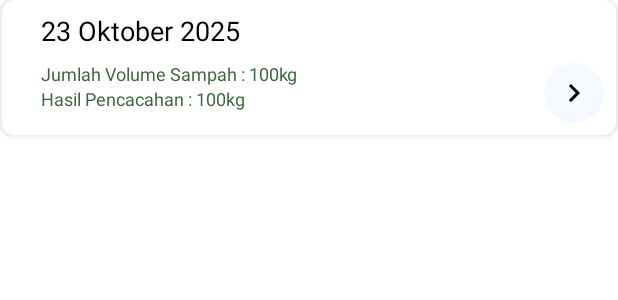
After one commit to Haikalimanf/WeGot, an Android app: the layout item_card_history_pencacahan.xml on its own in the app's theme, with its tools: preview values and no code run, on a phone screen of 412 x 824 dp. The commit adds this screen. Shown: the top 300 px of the screen. Run offline under Robolectric (Android 15) with nearby library versions, the phone set to English and light mode, and no system bars; network calls fail.

Commit message:
feat: implement history tracking feature with RecyclerView and line chart

```diff
--- a/app/build.gradle.kts
+++ b/app/build.gradle.kts
@@ -80,4 +80,7 @@ dependencies {
     implementation(libs.converter.gson)
     implementation(libs.logging.interceptor)
 
+    // Grafik - Data2viz
+    implementation("com.diogobernardino:williamchart:3.10.1")
+
 }
--- /dev/null
+++ b/app/src/main/res/layout/item_card_history_pencacahan.xml
@@ -0,0 +1,75 @@
+<?xml version="1.0" encoding="utf-8"?>
+<androidx.cardview.widget.CardView
+    xmlns:android="http://schemas.android.com/apk/res/android"
+    xmlns:app="http://schemas.android.com/apk/res-auto"
+    xmlns:tools="http://schemas.android.com/tools"
+    android:layout_width="match_parent"
+    android:layout_height="90dp"
+    android:layout_marginBottom="12sp"
+    android:layout_marginStart="1dp"
+    android:layout_marginEnd="1dp"
+    app:cardCornerRadius="8dp"
+    android:elevation="4dp">
+
+
+    <androidx.constraintlayout.widget.ConstraintLayout
+        android:layout_width="match_parent"
+        android:layout_height="match_parent"
+        android:background="@color/white">
+
+        <androidx.appcompat.widget.AppCompatTextView
+            android:id="@+id/appCompatTextView4"
+            android:layout_width="wrap_content"
+            android:layout_height="wrap_content"
+            android:layout_marginStart="26dp"
+            android:layout_marginTop="8dp"
+            android:text="23 Oktober 2025"
+            android:textColor="@color/black"
+            android:textSize="18sp"
+            app:layout_constraintStart_toStartOf="parent"
+            app:layout_constraintTop_toTopOf="parent" />
+
+
+        <androidx.appcompat.widget.AppCompatTextView
+            android:id="@+id/tvJumlahVolumeSampah"
+            android:layout_width="wrap_content"
+            android:layout_height="wrap_content"
+            android:layout_marginTop="8dp"
+            android:text="Jumlah Volume Sampah : 100kg"
+            android:textColor="@color/dark_green"
+            android:textSize="12sp"
+            app:layout_constraintStart_toStartOf="@+id/appCompatTextView4"
+            app:layout_constraintTop_toBottomOf="@+id/appCompatTextView4" />
+
+        <androidx.appcompat.widget.AppCompatTextView
+            android:id="@+id/tvHasilPencacahan"
+            android:layout_width="141dp"
+            android:layout_height="21dp"
+            android:text="Hasil Pencacahan : 100kg"
+            android:textColor="@color/dark_green"
+            android:textSize="12sp"
+            app:layout_constraintStart_toStartOf="@+id/tvJumlahVolumeSampah"
+            app:layout_constraintTop_toBottomOf="@+id/tvJumlahVolumeSampah" />
+
+        <FrameLayout
+            android:id="@+id/img_notification"
+            android:layout_width="wrap_content"
+            android:layout_height="wrap_content"
+            android:background="@drawable/bg_circle_notification"
+            android:padding="8dp"
+            android:layout_marginBottom="@dimen/dimen_margin_8"
+            android:layout_marginEnd="@dimen/dimen_margin_8"
+            app:layout_constraintBottom_toBottomOf="parent"
+            app:layout_constraintEnd_toEndOf="parent">
+
+            <ImageView
+                android:id="@+id/imageView"
+                android:layout_width="wrap_content"
+                android:layout_height="wrap_content"
+                android:contentDescription="Notification"
+                android:src="@drawable/ic_arrow_right" />
+        </FrameLayout>
+
+    </androidx.constraintlayout.widget.ConstraintLayout>
+
+</androidx.cardview.widget.CardView>
--- a/app/src/main/res/layout/item_card_prediksi_siklus.xml
+++ b/app/src/main/res/layout/item_card_prediksi_siklus.xml
@@ -1,5 +1,3 @@
-<!-- xml -->
-<!-- File: `app/src/main/res/layout/item_card_dashboard_prediksi.xml` -->
 <androidx.cardview.widget.CardView
     xmlns:android="http://schemas.android.com/apk/res/android"
     xmlns:app="http://schemas.android.com/apk/res-auto"
--- a/settings.gradle.kts
+++ b/settings.gradle.kts
@@ -15,6 +15,9 @@ dependencyResolutionManagement {
     repositoriesMode.set(RepositoriesMode.FAIL_ON_PROJECT_REPOS)
     repositories {
         google()
+        maven {
+            url = uri("https://maven.pkg.jetbrains.space/data2viz/p/maven/dev")
+        }
         mavenCentral()
     }
 }
```
Also changed, not shown: app/src/main/java/com/codelabs/wegot/model/local/data/HistoryItem.kt (added, +7 -0 lines), app/src/main/java/com/codelabs/wegot/ui/adapter/HistoryAdapter.kt (added, +39 -0 lines), app/src/main/java/com/codelabs/wegot/ui/pencatatan_history/PencatatanHistoryFragment.kt (+53 -6 lines), app/src/main/res/layout/fragment_pencatatan_history.xml (+83 -7 lines).
